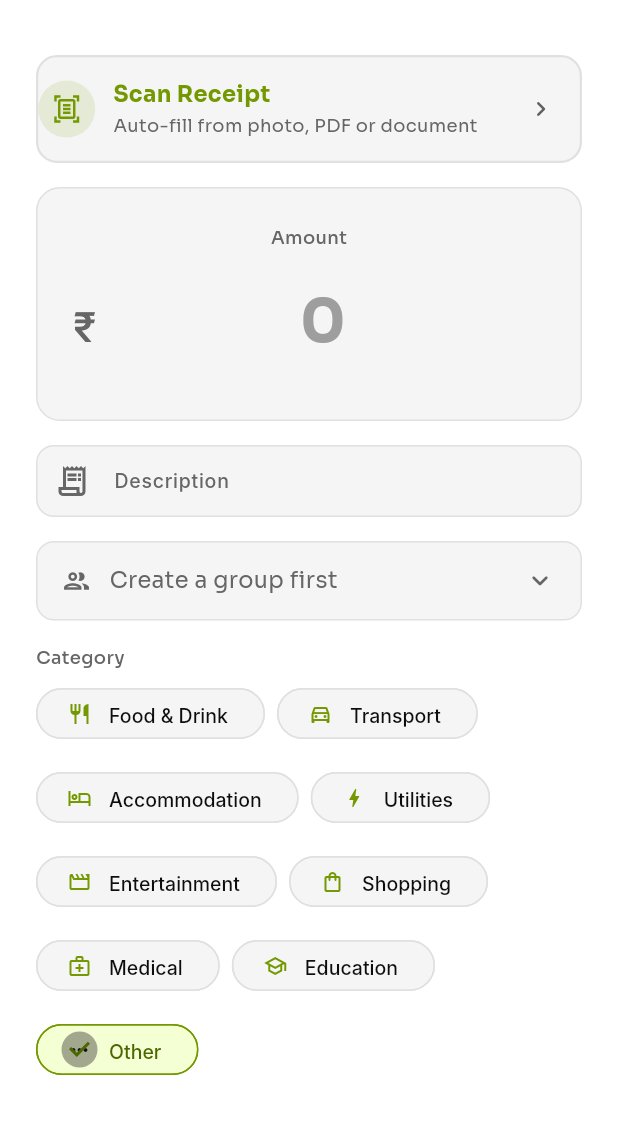
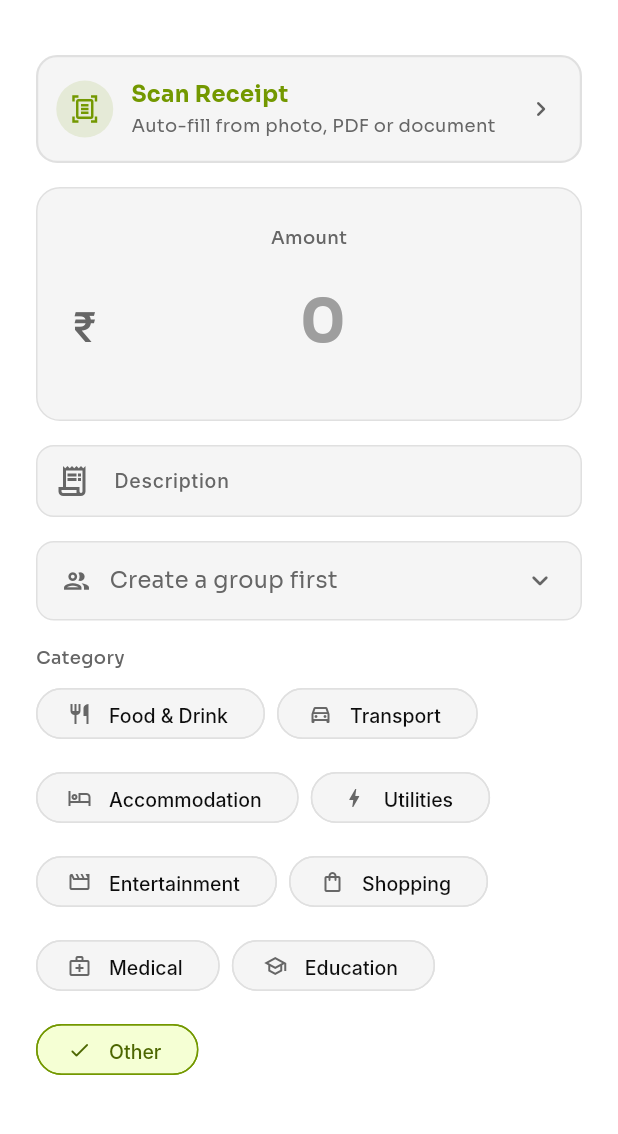
Before and after one commit to VikasNVCchauhan/splitbo, a Flutter app: the AddExpenseScreen screen opened by its route, on a phone screen of 412 x 824 dp, the part 65-1199 px from its top. Run offline on Flutter 3.47's test engine with Material 3 defaults, Android fonts, the phone set to English and light mode, and no system bars; our stand-ins replace cloud_firestore, cloud_functions, equatable, file_picker, firebase_auth, firebase_core and 10 more; missing offline and left inert: dart:html; accounts and stored records are empty; network calls fail; Roboto replaces fonts that are missing (Inter); project files that could hold a hidden picture were left out.

Commit message:
fix: logo, nav padding, add-expense width, balance back button, category chips
- Use SplitboHomeLogo (horizontal SVG) on home and groups screens
- Override MediaQuery.padding.bottom in shell so scroll views and bottom sheets clear the floating nav pill
- Constrain Add Expense fullscreen dialog to 600px max-width
- Add left padding to Scan Receipt icon
- Replace overlapping checkmark on category FilterChip with icon swap (check when selected)
- Add back button to BalanceScreen AppBar

Co-Authored-By: Claude Code <noreply@anthropic.com>

```diff
--- a/packages/features/auth/lib/src/sign_in_screen.dart
+++ b/packages/features/auth/lib/src/sign_in_screen.dart
@@ -329,7 +329,7 @@ class _LoginCards extends StatelessWidget {
               left: 0,
               top: 0,
               child: Transform.rotate(
-                angle: -0.05,
+                angle: -0.155,
                 child: _LoginCard(
                   s: s, w: cw, h: ch,
                   avatarAsset: _f3,
@@ -385,6 +385,8 @@ class _LoginCard extends StatelessWidget {
             avatarAsset,
             width: av, height: av,
             fit: BoxFit.cover,
+            frameBuilder: (_, child, frame, sync) =>
+                (sync || frame != null) ? child : SizedBox(width: av, height: av),
           ),
         ),
         if (secondEmoji != null) ...[
@@ -419,6 +421,8 @@ class _LoginCard extends StatelessWidget {
                       e.value,
                       width: dot, height: dot,
                       fit: BoxFit.cover,
+                      frameBuilder: (_, child, frame, sync) =>
+                          (sync || frame != null) ? child : SizedBox(width: dot, height: dot),
                     ),
                   ),
                 )),
--- a/packages/features/balances/lib/src/balance_screen.dart
+++ b/packages/features/balances/lib/src/balance_screen.dart
@@ -23,7 +23,11 @@ class BalanceScreen extends ConsumerWidget {
         backgroundColor: colors.backgroundDefault,
         elevation: 0,
         automaticallyImplyLeading: false,
-        titleSpacing: 20,
+        leading: IconButton(
+          icon: Icon(Icons.arrow_back_rounded, color: colors.textPrimary),
+          onPressed: () => Navigator.of(context).pop(),
+        ),
+        titleSpacing: 0,
         title: Text(
           'Balances',
           style: TextStyle(
--- a/packages/features/balances/lib/src/home_screen.dart
+++ b/packages/features/balances/lib/src/home_screen.dart
@@ -272,7 +272,7 @@ class _HomeAppBar extends StatelessWidget implements PreferredSizeWidget {
       automaticallyImplyLeading: false,
       centerTitle: false,
       titleSpacing: 20,
-      title: const SplitboWordmark(height: 32),
+      title: const SplitboHomeLogo(height: 32),
       actions: [
         IconButton(
           icon: Icon(Icons.search_rounded, color: colors.textPrimary, size: 24),
--- a/packages/features/expenses/lib/src/add_expense_screen.dart
+++ b/packages/features/expenses/lib/src/add_expense_screen.dart
@@ -627,7 +627,11 @@ class _AddExpenseScreenState extends ConsumerState<AddExpenseScreen> {
             ),
         ],
       ),
-      body: SingleChildScrollView(
+      body: Align(
+        alignment: Alignment.topCenter,
+        child: ConstrainedBox(
+          constraints: const BoxConstraints(maxWidth: 600),
+          child: SingleChildScrollView(
         padding: EdgeInsets.all(spacing.insetLg),
         child: Column(
           crossAxisAlignment: CrossAxisAlignment.stretch,
@@ -871,6 +875,8 @@ class _AddExpenseScreenState extends ConsumerState<AddExpenseScreen> {
               ),
             SizedBox(height: spacing.stackMd),
           ],
+        ),
+          ),
         ),
       ),
     );
@@ -1432,6 +1438,7 @@ class _ScanReceiptBanner extends StatelessWidget {
                 : Row(
                     mainAxisAlignment: MainAxisAlignment.center,
                     children: [
+                      const SizedBox(width: 12),
                       Container(
                         width: 38,
                         height: 38,
@@ -1619,12 +1626,16 @@ class _CategoryChip extends StatelessWidget {
     final colors = context.colors;
     return FilterChip(
       label: Text(category.label),
-      avatar: Icon(_icons[category] ?? Icons.receipt_outlined, size: 16),
+      avatar: Icon(
+        selected ? Icons.check_rounded : (_icons[category] ?? Icons.receipt_outlined),
+        size: 16,
+        color: selected ? colors.brandPrimaryDk : colors.textSecondary,
+      ),
       selected: selected,
+      showCheckmark: false,
       onSelected: onSelected,
       backgroundColor: colors.surfaceRaised,
       selectedColor: colors.brandPrimaryLt,
-      checkmarkColor: colors.brandPrimaryDk,
       side: BorderSide(
           color: selected ? colors.brandPrimary : colors.borderDefault),
       labelStyle: TextStyle(
--- a/packages/features/groups/lib/src/groups_screen.dart
+++ b/packages/features/groups/lib/src/groups_screen.dart
@@ -19,7 +19,7 @@ class GroupsScreen extends ConsumerWidget {
         backgroundColor: colors.backgroundDefault,
         elevation: 0,
         automaticallyImplyLeading: false,
-        title: const SplitboWordmark(height: 28),
+        title: const SplitboHomeLogo(height: 28),
       ),
       body: groupsAsync.when(
         loading: () => const Center(child: CircularProgressIndicator()),
```
Also changed, not shown: app/lib/src/routing/app_router.dart (+14 -5 lines), 4 other files.
